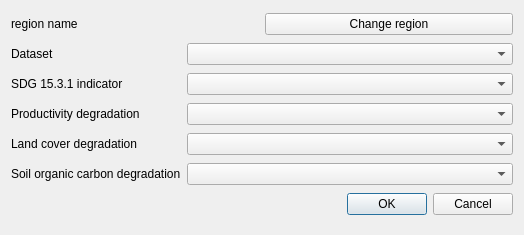
Before: the Qt Designer form LDMP/gui/DlgSelectDS.ui in ConservationInternational/trends.earth, drawn with Qt 5.
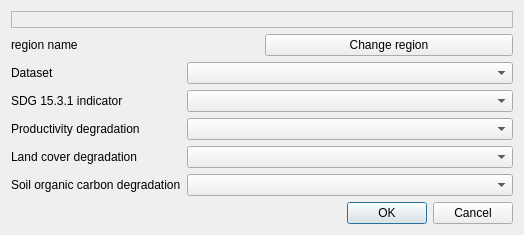
After: the same form once the commit is applied. Custom widgets are drawn as their Qt base class.

Commit message: Validate dataset selection

Diff of the .ui file:
```diff
--- a/LDMP/gui/DlgSelectDS.ui
+++ b/LDMP/gui/DlgSelectDS.ui
@@ -14,42 +14,87 @@
    <string>Dataset selection</string>
   </property>
   <layout class="QGridLayout" name="gridLayout">
-   <item row="1" column="1">
+   <item row="4" column="0">
+    <widget class="QLabel" name="label_3">
+     <property name="text">
+      <string>Productivity degradation</string>
+     </property>
+    </widget>
+   </item>
+   <item row="3" column="1">
+    <widget class="WidgetDataIOSelectTELayerExisting" name="combo_sdg">
+     <property name="layer_type" stdset="0">
+      <string>SDG 15.3.1 Indicator</string>
+     </property>
+    </widget>
+   </item>
+   <item row="2" column="1">
     <widget class="WidgetDataIOSelectTEDatasetExisting" name="combo_dataset">
      <property name="dataset_type" stdset="0">
       <string>sdg-15-3-1-summary</string>
      </property>
     </widget>
    </item>
-   <item row="2" column="1">
-    <widget class="WidgetDataIOSelectTELayerExisting" name="combo_sdg">
-     <property name="layer_type" stdset="0">
-      <string>SDG 15.3.1 Indicator</string>
-     </property>
-    </widget>
-   </item>
    <item row="5" column="0">
-    <widget class="QLabel" name="label_5">
+    <widget class="QLabel" name="label_4">
      <property name="text">
-      <string>Soil organic carbon degradation</string>
+      <string>Land cover degradation</string>
      </property>
     </widget>
    </item>
-   <item row="1" column="0">
-    <widget class="QLabel" name="label">
-     <property name="text">
-      <string>Dataset</string>
+   <item row="7" column="1">
+    <widget class="QDialogButtonBox" name="buttonBox">
+     <property name="orientation">
+      <enum>Qt::Horizontal</enum>
      </property>
+     <property name="standardButtons">
+      <set>QDialogButtonBox::Cancel|QDialogButtonBox::Ok</set>
+     </property>
     </widget>
    </item>
-   <item row="2" column="0">
+   <item row="3" column="0">
     <widget class="QLabel" name="label_2">
      <property name="text">
       <string>SDG 15.3.1 indicator</string>
      </property>
     </widget>
    </item>
-   <item row="0" column="0" colspan="2">
+   <item row="6" column="1">
+    <widget class="WidgetDataIOSelectTELayerExisting" name="combo_soil">
+     <property name="layer_type" stdset="0">
+      <string>Soil organic carbon (degradation)</string>
+     </property>
+    </widget>
+   </item>
+   <item row="2" column="0">
+    <widget class="QLabel" name="label">
+     <property name="text">
+      <string>Dataset</string>
+     </property>
+    </widget>
+   </item>
+   <item row="4" column="1">
+    <widget class="WidgetDataIOSelectTELayerExisting" name="combo_prod">
+     <property name="layer_type" stdset="0">
+      <string>Land Productivity Dynamics (from JRC)</string>
+     </property>
+    </widget>
+   </item>
+   <item row="5" column="1">
+    <widget class="WidgetDataIOSelectTELayerExisting" name="combo_lc">
+     <property name="layer_type" stdset="0">
+      <string>Land cover (degradation)</string>
+     </property>
+    </widget>
+   </item>
+   <item row="6" column="0">
+    <widget class="QLabel" name="label_5">
+     <property name="text">
+      <string>Soil organic carbon degradation</string>
+     </property>
+    </widget>
+   </item>
+   <item row="1" column="0" colspan="2">
     <layout class="QHBoxLayout" name="horizontalLayout">
      <item>
       <widget class="QLabel" name="region_la">
@@ -82,48 +127,13 @@
      </item>
     </layout>
    </item>
-   <item row="5" column="1">
-    <widget class="WidgetDataIOSelectTELayerExisting" name="combo_soil">
-     <property name="layer_type" stdset="0">
-      <string>Soil organic carbon (degradation)</string>
+   <item row="0" column="0" colspan="2">
+    <widget class="QgsMessageBar" name="msg_bar">
+     <property name="frameShape">
+      <enum>QFrame::StyledPanel</enum>
      </property>
-    </widget>
-   </item>
-   <item row="3" column="1">
-    <widget class="WidgetDataIOSelectTELayerExisting" name="combo_prod">
-     <property name="layer_type" stdset="0">
-      <string>Land Productivity Dynamics (from JRC)</string>
-     </property>
-    </widget>
-   </item>
-   <item row="4" column="1">
-    <widget class="WidgetDataIOSelectTELayerExisting" name="combo_lc">
-     <property name="layer_type" stdset="0">
-      <string>Land cover (degradation)</string>
-     </property>
-    </widget>
-   </item>
-   <item row="4" column="0">
-    <widget class="QLabel" name="label_4">
-     <property name="text">
-      <string>Land cover degradation</string>
-     </property>
-    </widget>
-   </item>
-   <item row="3" column="0">
-    <widget class="QLabel" name="label_3">
-     <property name="text">
-      <string>Productivity degradation</string>
-     </property>
-    </widget>
-   </item>
-   <item row="6" column="1">
-    <widget class="QDialogButtonBox" name="buttonBox">
-     <property name="orientation">
-      <enum>Qt::Horizontal</enum>
-     </property>
-     <property name="standardButtons">
-      <set>QDialogButtonBox::Cancel|QDialogButtonBox::Ok</set>
+     <property name="frameShadow">
+      <enum>QFrame::Raised</enum>
      </property>
     </widget>
    </item>
@@ -140,6 +150,12 @@
    <extends>QComboBox</extends>
    <header>LDMP/data_io</header>
   </customwidget>
+  <customwidget>
+   <class>QgsMessageBar</class>
+   <extends>QFrame</extends>
+   <header>qgis.gui</header>
+   <container>1</container>
+  </customwidget>
  </customwidgets>
  <resources/>
  <connections>
```
Left out of the diff: 16 changed lines with no effect on the pictures. The commit also changes 2 other files.
